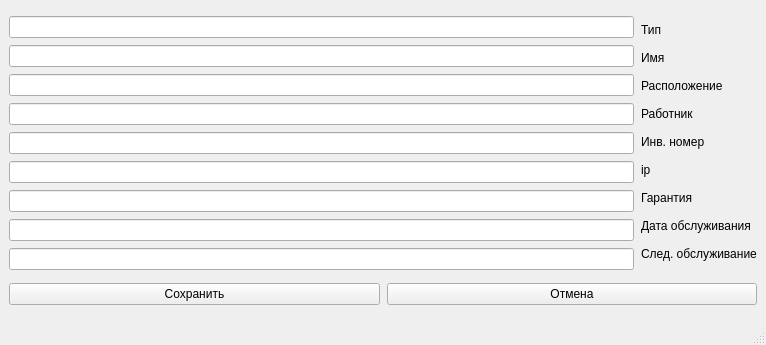
Qt form forms/Ui_edt.ui (Hitsonn/Bond) before a commit.
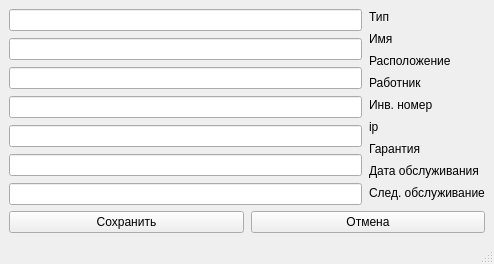
The same form after that commit.

```diff
--- a/forms/Ui_edt.ui
+++ b/forms/Ui_edt.ui
@@ -6,8 +6,8 @@
    <rect>
     <x>0</x>
     <y>0</y>
-    <width>766</width>
-    <height>345</height>
+    <width>494</width>
+    <height>249</height>
    </rect>
   </property>
   <property name="windowTitle">
@@ -49,12 +49,6 @@
         <item>
          <widget class="QLineEdit" name="warranty_edt"/>
         </item>
-        <item>
-         <widget class="QLineEdit" name="servece_edt"/>
-        </item>
-        <item>
-         <widget class="QLineEdit" name="next_edt"/>
-        </item>
        </layout>
       </item>
       <item>
```
